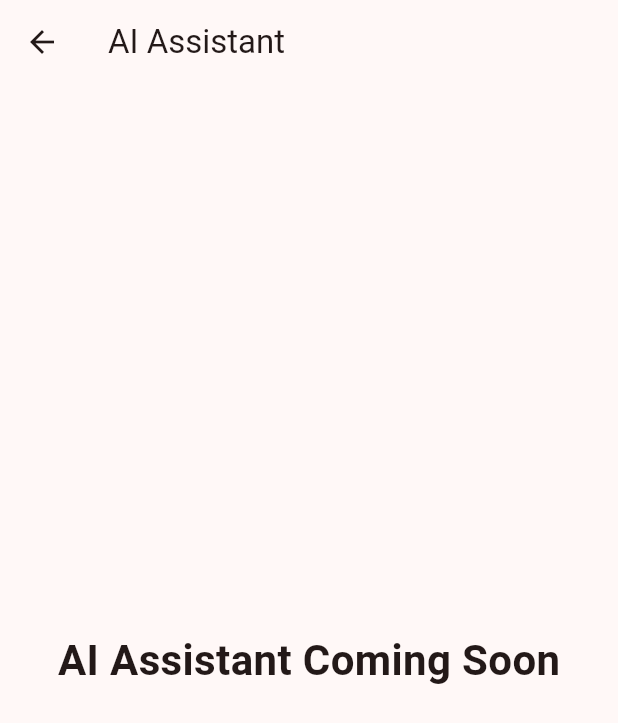
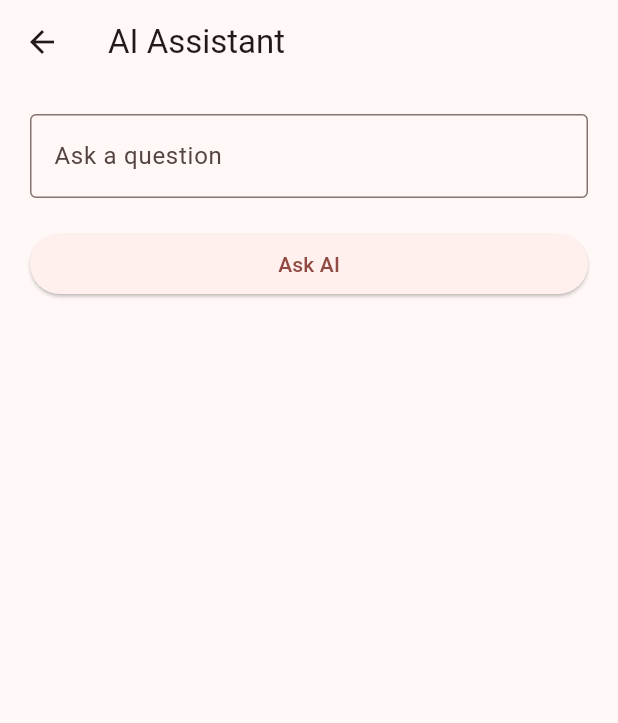
Before and after one commit to L2kee/ElectricalAI-Pro, a Flutter app: the AIScreen screen opened directly, on a phone screen of 412 x 824 dp. Shown: the top 723 px of the screen. Run offline on Flutter 3.47's test engine with Material 3 defaults, Android fonts, the phone set to English and light mode, and no system bars.

Commit message:
Add AI service and Flutter AI screen

```diff
--- a/frontend/lib/screens/ai_screen.dart
+++ b/frontend/lib/screens/ai_screen.dart
@@ -1,7 +1,44 @@
 import 'package:flutter/material.dart';
+import '../services/ai_service.dart';
 
-class AIScreen extends StatelessWidget {
+class AIScreen extends StatefulWidget {
   const AIScreen({super.key});
+
+  @override
+  State<AIScreen> createState() => _AIScreenState();
+}
+
+class _AIScreenState extends State<AIScreen> {
+  final TextEditingController _controller = TextEditingController();
+  final AIService _aiService = AIService();
+
+  String _response = "";
+  bool _loading = false;
+
+  Future<void> _askAI() async {
+    if (_controller.text.trim().isEmpty) return;
+
+    setState(() {
+      _loading = true;
+      _response = "";
+    });
+
+    try {
+      final answer = await _aiService.askAI(_controller.text.trim());
+
+      setState(() {
+        _response = answer;
+      });
+    } catch (e) {
+      setState(() {
+        _response = "Error: $e";
+      });
+    }
+
+    setState(() {
+      _loading = false;
+    });
+  }
 
   @override
   Widget build(BuildContext context) {
@@ -9,13 +46,45 @@ class AIScreen extends StatelessWidget {
       appBar: AppBar(
         title: const Text("AI Assistant"),
       ),
-      body: const Center(
-        child: Text(
-          "AI Assistant Coming Soon",
-          style: TextStyle(
-            fontSize: 28,
-            fontWeight: FontWeight.bold,
-          ),
+      body: Padding(
+        padding: const EdgeInsets.all(20),
+        child: Column(
+          children: [
+            TextField(
+              controller: _controller,
+              decoration: const InputDecoration(
+                labelText: "Ask a question",
+                border: OutlineInputBorder(),
+              ),
+              minLines: 1,
+              maxLines: 4,
+            ),
+
+            const SizedBox(height: 20),
+
+            SizedBox(
+              width: double.infinity,
+              child: ElevatedButton(
+                onPressed: _loading ? null : _askAI,
+                child: const Text("Ask AI"),
+              ),
+            ),
+
+            const SizedBox(height: 30),
+
+            if (_loading)
+              const CircularProgressIndicator(),
+
+            if (!_loading)
+              Expanded(
+                child: SingleChildScrollView(
+                  child: SelectableText(
+                    _response,
+                    style: const TextStyle(fontSize: 18),
+                  ),
+                ),
+              ),
+          ],
         ),
       ),
     );
```
Also changed, not shown: frontend/lib/services/ai_service.dart (added, +26 -0 lines), frontend/pubspec.yaml (+4 -67 lines), frontend/pubspec.lock.
